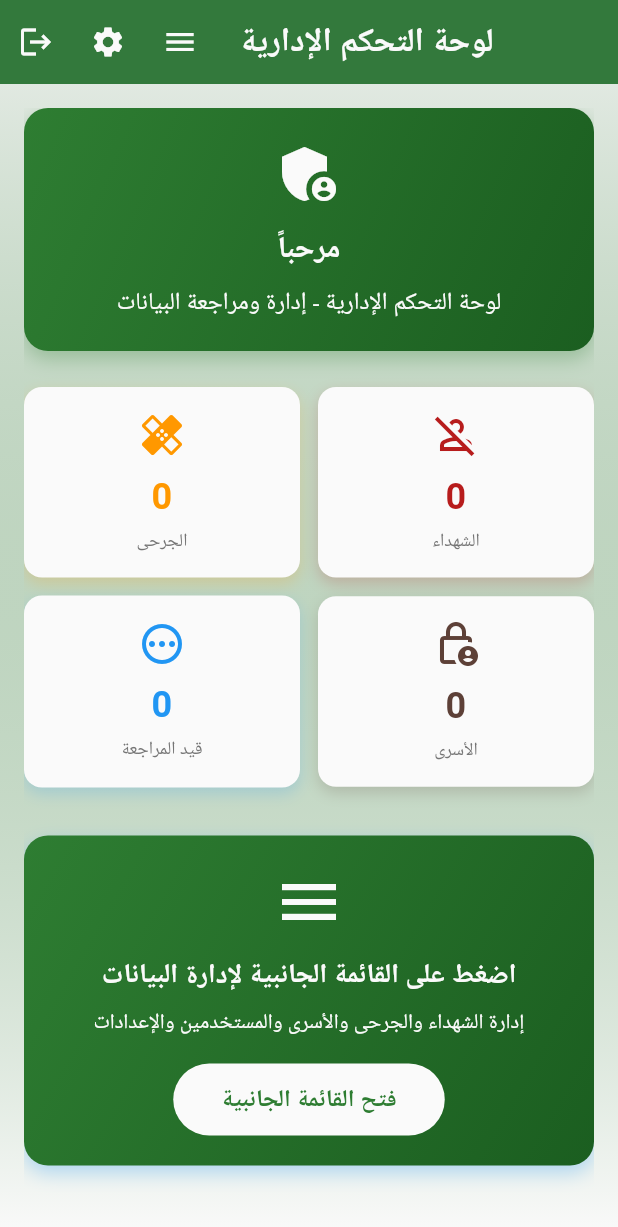
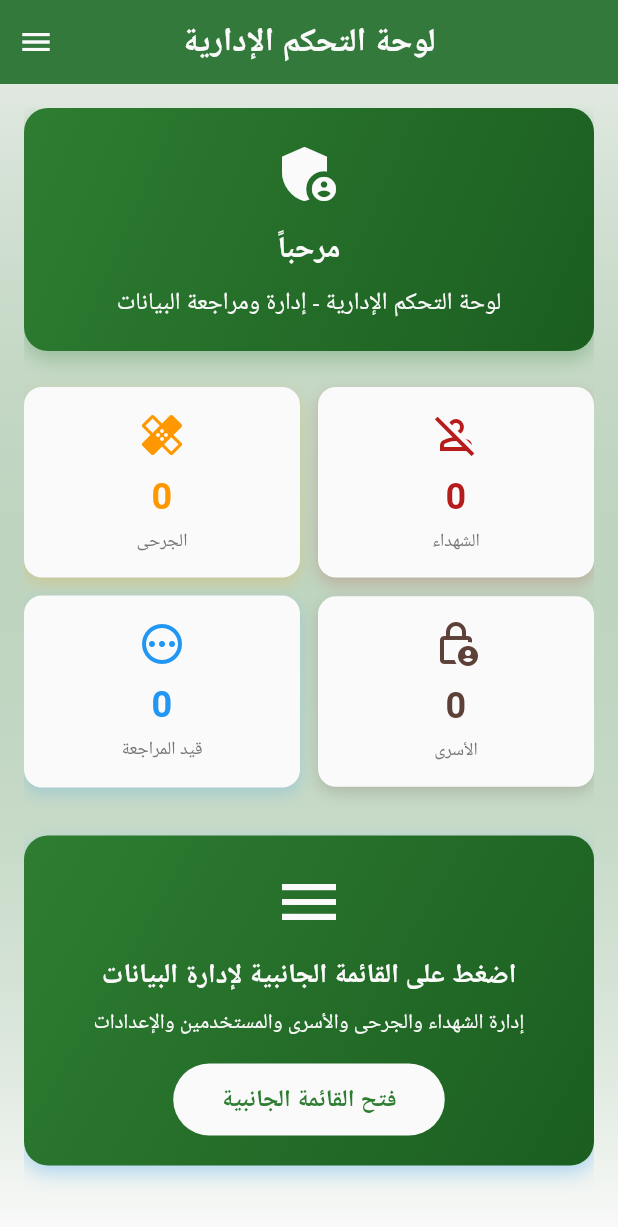
Before and after one commit to Tawsil/Flutter-mobail-app, a Flutter app: the AdminDashboardScreen screen opened directly, on a phone screen of 412 x 824 dp. Shown: the top 1227 px of the screen. Run offline on Flutter 3.47's test engine with Material 3 defaults, Android fonts, the phone set to English and light mode, and no system bars; our stand-ins replace cloud_firestore, dio, equatable, file_picker, firebase_auth, firebase_core and 5 more; accounts and stored records are empty; Roboto replaces fonts that are missing (Tajawal).

Commit message:
🎨 UI: تطبيق تصميم القائمة الجانبية حسب اللغة
- الواجهة العربية (RTL): أيقونة القائمة في أعلى اليمين، الإعدادات وتسجيل الخروج في القائمة الجانبية فقط
- الواجهة الإنجليزية (LTR): أيقونة القائمة في أعلى اليسار، الإعدادات وتسجيل الخروج في شريط العلوي
- تطبيق التصميم المطلوب بالضبط كما في الصور المرجعية

```diff
--- a/lib/screens/admin_dashboard_screen.dart
+++ b/lib/screens/admin_dashboard_screen.dart
@@ -137,7 +137,7 @@ class _AdminDashboardScreenState extends State<AdminDashboardScreen> {
         centerTitle: true,
         backgroundColor: AppColors.primaryGreen,
         elevation: 4,
-        leading: isRtl ? null : Builder(
+        leading: !isRtl ? Builder(
           builder: (context) => IconButton(
             onPressed: () => Scaffold.of(context).openDrawer(),
             icon: const Icon(
@@ -146,7 +146,7 @@ class _AdminDashboardScreenState extends State<AdminDashboardScreen> {
             ),
             tooltip: 'القائمة الجانبية',
           ),
-        ),
+        ) : null,
         actions: [
           if (isRtl) Builder(
             builder: (context) => IconButton(
@@ -158,6 +158,7 @@ class _AdminDashboardScreenState extends State<AdminDashboardScreen> {
               tooltip: 'القائمة الجانبية',
             ),
           ),
+          if (!isRtl) ...[
             IconButton(
               onPressed: () {
                 Navigator.push(
@@ -181,6 +182,7 @@ class _AdminDashboardScreenState extends State<AdminDashboardScreen> {
               ),
               tooltip: 'تسجيل الخروج',
             ),
+          ],
         ],
       ),
       drawer: isRtl ? null : _buildDrawer(),
```
Lines whose indentation alone changed are shown as unchanged.
